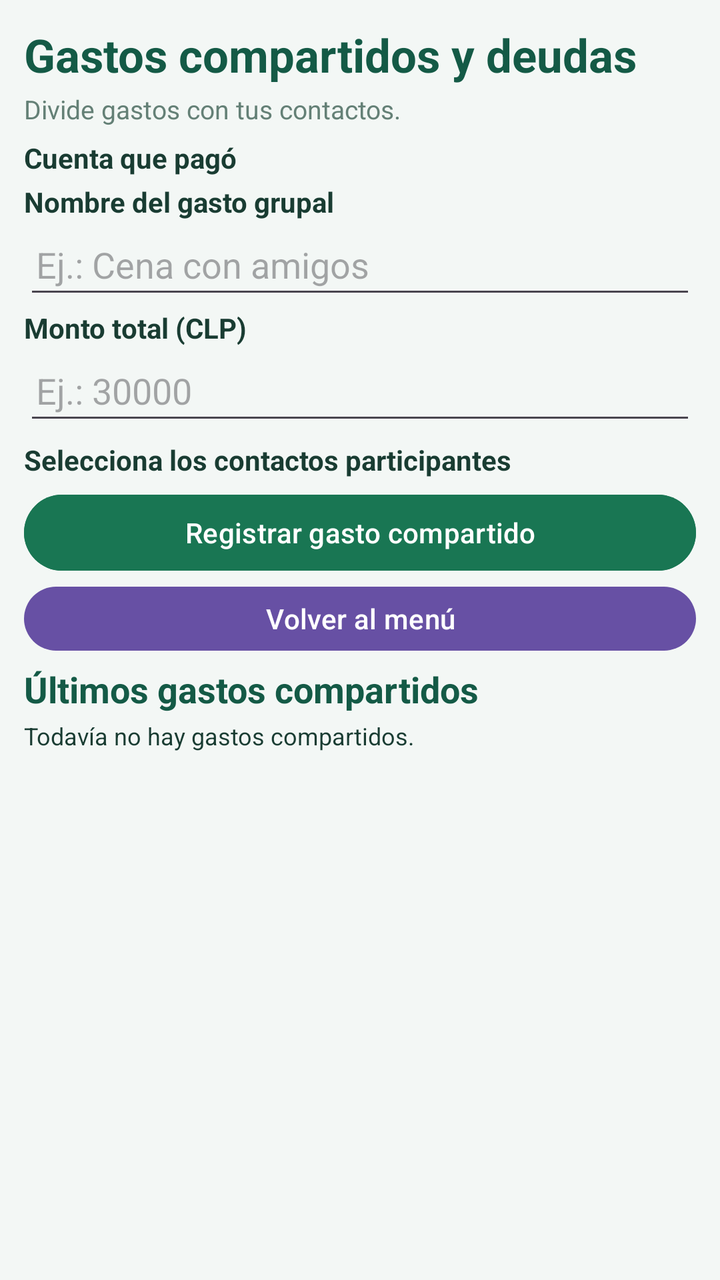
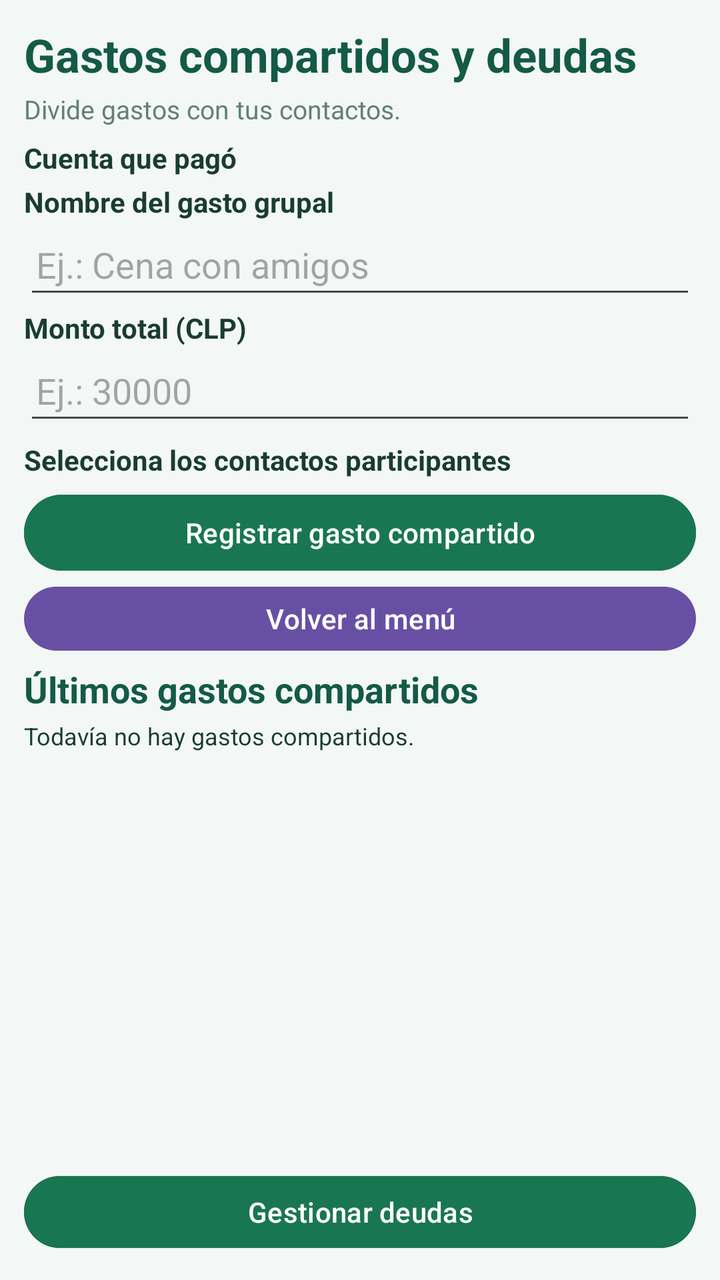

An Android layout rendered at two revisions. The XML below is the earlier revision; the diff shows what the commit changed to produce the second picture.
<!-- AndroidManifest.xml: application theme Theme.LocalCash -->
<!-- res/layout/activity_gastos_compartidos.xml -->
<?xml version="1.0" encoding="utf-8"?>
<LinearLayout xmlns:android="http://schemas.android.com/apk/res/android"
    android:id="@+id/main"
    android:layout_width="match_parent"
    android:layout_height="match_parent"
    android:orientation="vertical"
    android:background="#F3F7F5"
    android:padding="12dp">

    <TextView
        android:layout_width="match_parent"
        android:layout_height="wrap_content"
        android:text="Gastos compartidos y deudas"
        android:textColor="#145A46"
        android:textSize="23sp"
        android:textStyle="bold" />

    <TextView
        android:layout_width="match_parent"
        android:layout_height="wrap_content"
        android:layout_marginTop="3dp"
        android:text="Divide gastos con tus contactos."
        android:textColor="#648076"
        android:textSize="13sp" />

    <TextView
        android:layout_width="match_parent"
        android:layout_height="wrap_content"
        android:layout_marginTop="6dp"
        android:text="Cuenta que pagó"
        android:textColor="#193C32"
        android:textStyle="bold" />

    <RadioGroup
        android:id="@+id/rgCuentasGasto"
        android:layout_width="match_parent"
        android:layout_height="wrap_content"
        android:orientation="horizontal" />

    <TextView
        android:id="@+id/tvSinCuentasGasto"
        android:layout_width="match_parent"
        android:layout_height="wrap_content"
        android:text="Primero crea una cuenta."
        android:textColor="#B3261E"
        android:visibility="gone" />

    <TextView
        android:layout_width="match_parent"
        android:layout_height="wrap_content"
        android:layout_marginTop="3dp"
        android:text="Nombre del gasto grupal"
        android:textColor="#193C32"
        android:textStyle="bold" />

    <EditText
        android:id="@+id/etNombreGasto"
        android:layout_width="match_parent"
        android:layout_height="44dp"
        android:hint="Ej.: Cena con amigos"
        android:inputType="textCapSentences"
        android:singleLine="true"
        android:padding="6dp" />

    <TextView
        android:layout_width="match_parent"
        android:layout_height="wrap_content"
        android:text="Monto total (CLP)"
        android:textColor="#193C32"
        android:textStyle="bold" />

    <EditText
        android:id="@+id/etMontoGasto"
        android:layout_width="match_parent"
        android:layout_height="44dp"
        android:hint="Ej.: 30000"
        android:inputType="numberDecimal"
        android:singleLine="true"
        android:padding="6dp" />

    <TextView
        android:layout_width="match_parent"
        android:layout_height="wrap_content"
        android:layout_marginTop="3dp"
        android:text="Selecciona los contactos participantes"
        android:textColor="#193C32"
        android:textStyle="bold" />

    <TextView
        android:id="@+id/tvSinContactosGasto"
        android:layout_width="match_parent"
        android:layout_height="wrap_content"
        android:text="Primero registra contactos en la agenda."
        android:textColor="#B3261E"
        android:visibility="gone" />

    <LinearLayout
        android:id="@+id/llContactosGasto"
        android:layout_width="match_parent"
        android:layout_height="wrap_content"
        android:orientation="vertical" />

    <Button
        android:id="@+id/btnGuardarGastoCompartido"
        android:layout_width="match_parent"
        android:layout_height="46dp"
        android:layout_marginTop="4dp"
        android:backgroundTint="#197653"
        android:text="Registrar gasto compartido"
        android:textAllCaps="false"
        android:textColor="#FFFFFF" />

    <Button
        android:id="@+id/btnVolverGastoCompartido"
        android:layout_width="match_parent"
        android:layout_height="40dp"
        android:text="Volver al menú"
        android:textAllCaps="false" />

    <TextView
        android:layout_width="match_parent"
        android:layout_height="wrap_content"
        android:layout_marginTop="3dp"
        android:text="Últimos gastos compartidos"
        android:textColor="#145A46"
        android:textSize="18sp"
        android:textStyle="bold" />

    <TextView
        android:id="@+id/tvGastosCompartidos"
        android:layout_width="match_parent"
        android:layout_height="0dp"
        android:layout_weight="1"
        android:layout_marginTop="3dp"
        android:gravity="top"
        android:text="Todavía no hay gastos compartidos."
        android:textColor="#193C32"
        android:textSize="12sp" />

</LinearLayout>
<!-- resources referenced by this layout -->
<resources>
  <style name="Theme.LocalCash" parent="Base.Theme.LocalCash" />
  <style name="Base.Theme.LocalCash" parent="Theme.Material3.DayNight.NoActionBar">
          
          
      </style>
</resources>

<!-- the commit's change to res/layout/activity_gastos_compartidos.xml (unified diff, before → after) -->
@@ -137,4 +137,15 @@
         android:textColor="#193C32"
         android:textSize="12sp" />
 
+    <Button
+        android:id="@+id/btnGestionarDeudas"
+        android:layout_width="match_parent"
+        android:layout_height="44dp"
+        android:layout_marginTop="4dp"
+        android:backgroundTint="#197653"
+        android:text="Gestionar deudas"
+        android:textAllCaps="false"
+        android:textColor="#FFFFFF" />
+
+
 </LinearLayout>
